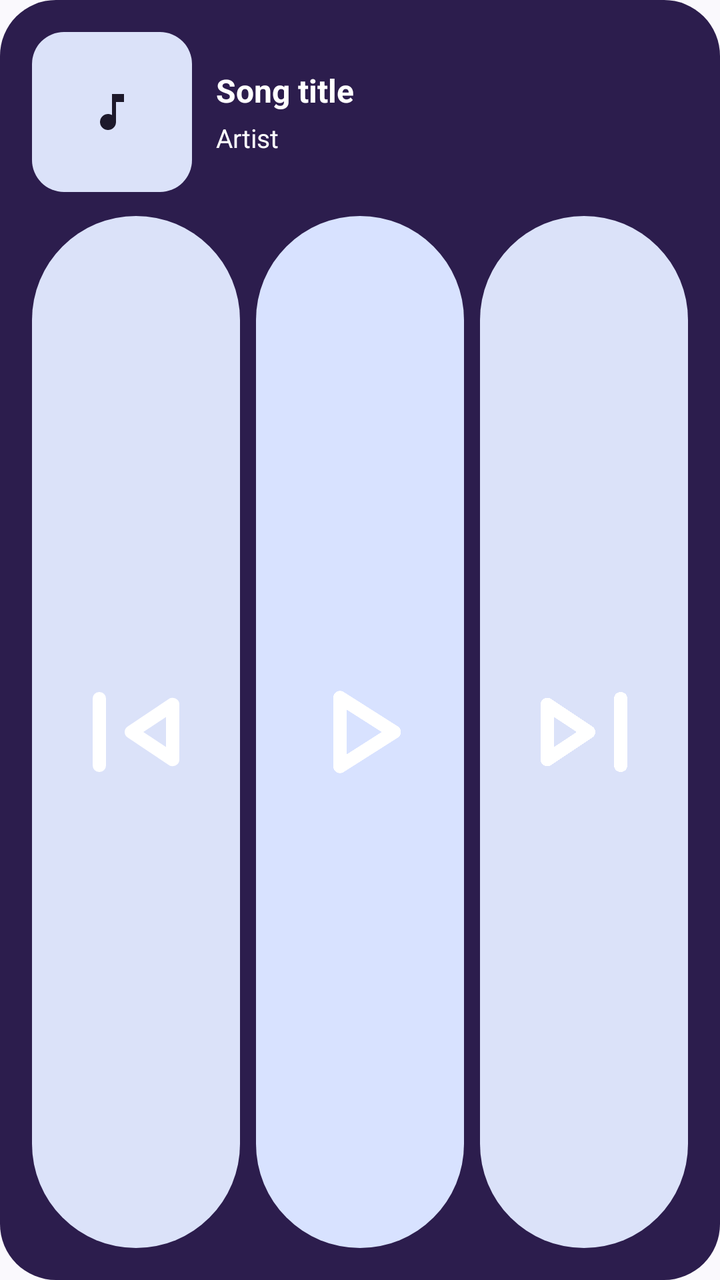
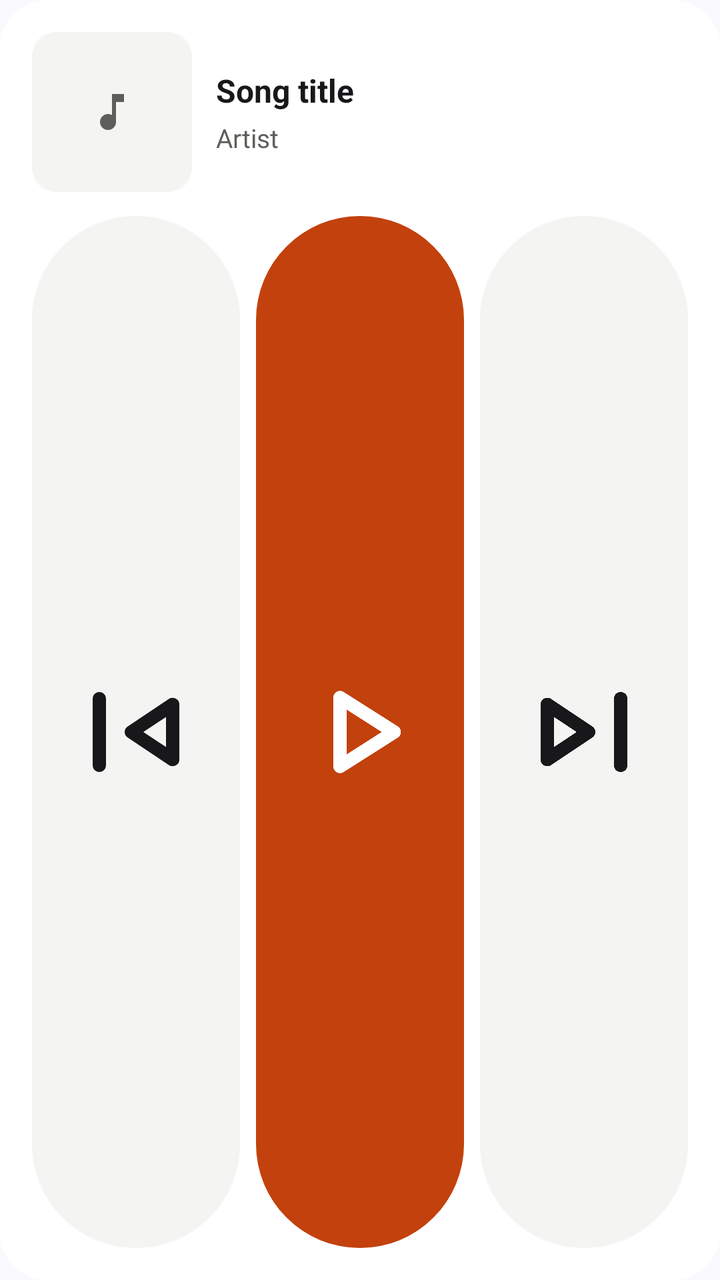

The first picture is an Android layout as it rendered before a commit; the second is the same layout after the commit. The layout source and the unified diff follow.
<!-- AndroidManifest.xml: application theme Theme.LMusic -->
<!-- res/layout/glance_widget_preview_4x2.xml -->
<?xml version="1.0" encoding="utf-8"?>
<LinearLayout xmlns:android="http://schemas.android.com/apk/res/android"
    xmlns:app="http://schemas.android.com/apk/res-auto"
    android:layout_width="250dp"
    android:layout_height="180dp"
    android:orientation="vertical"
    android:background="@drawable/widget_preview_background"
    android:gravity="center_horizontal"
    android:padding="16dp">

    
    <LinearLayout
        android:layout_width="match_parent"
        android:layout_height="wrap_content"
        android:orientation="horizontal"
        android:gravity="center_vertical">

        <ImageView
            android:id="@+id/album_art_preview"
            android:layout_width="80dp"
            android:layout_height="80dp"
            android:background="@drawable/widget_preview_album_art_background"
            android:src="@drawable/ic_music_placeholder_preview"
            android:scaleType="centerInside"
            android:padding="18dp" />

        <Space
            android:layout_width="12dp"
            android:layout_height="wrap_content"/>

        <LinearLayout
            android:layout_width="0dp"
            android:layout_height="wrap_content"
            android:layout_weight="1"
            android:orientation="vertical">

            <TextView
                android:layout_width="wrap_content"
                android:layout_height="wrap_content"
                android:text="@string/widget_preview_song_title"
                android:textColor="@color/white"
                android:textSize="16sp"
                android:textStyle="bold"
                android:maxLines="2"
                android:ellipsize="end" />

            <Space
                android:layout_width="wrap_content"
                android:layout_height="4dp"/>

            <TextView
                android:layout_width="wrap_content"
                android:layout_height="wrap_content"
                android:text="@string/widget_preview_artist"
                android:maxLines="2"
                android:ellipsize="end"
                android:textColor="@color/white"
                android:textSize="13sp" />
        </LinearLayout>
    </LinearLayout>

    <Space
        android:layout_width="wrap_content"
        android:layout_height="12dp"/>

    
    <LinearLayout
        android:layout_width="match_parent"
        android:layout_height="0dp"
        android:layout_weight="1"
        android:orientation="horizontal"
        android:gravity="center_vertical">

        <ImageView
            android:layout_width="0dp"
            android:layout_height="match_parent"
            android:layout_weight="1"
            android:background="@drawable/widget_preview_circular_button"
            android:src="@drawable/ic_skip_previous_widget_preview"
            android:padding="12dp"/>

        <Space
            android:layout_width="8dp"
            android:layout_height="wrap_content"/>

        <ImageView
            android:layout_width="0dp"
            android:layout_height="match_parent"
            android:layout_weight="1"
            android:background="@drawable/widget_preview_play_button_background"
            android:src="@drawable/ic_play_arrow_widget_preview"
            android:padding="12dp"/>

        <Space
            android:layout_width="8dp"
            android:layout_height="wrap_content"/>

        <ImageView
            android:layout_width="0dp"
            android:layout_height="match_parent"
            android:layout_weight="1"
            android:background="@drawable/widget_preview_circular_button"
            android:src="@drawable/ic_skip_next_widget_preview"
            android:padding="12dp"/>
    </LinearLayout>
</LinearLayout>
<!-- resources referenced by this layout -->
<resources>
  <color name="white">#FFFFFFFF</color>
  <!-- drawable ic_music_placeholder_preview (drawable) -->
  <vector xmlns:android="http://schemas.android.com/apk/res/android"
      android:width="24dp"
      android:height="24dp"
      android:viewportWidth="24"
      android:viewportHeight="24"
      android:tint="#FF1D192B">
    <path
        android:fillColor="@android:color/white"
        android:pathData="M12,3v10.55c-0.59,-0.34 -1.27,-0.55 -2,-0.55 -2.21,0 -4,1.79 -4,4s1.79,4 4,4 4,-1.79 4,-4V7h4V3h-6z"/>
  </vector>
  <!-- drawable ic_play_arrow_widget_preview (drawable) -->
  <vector xmlns:android="http://schemas.android.com/apk/res/android" android:height="24dp" android:viewportHeight="960" android:viewportWidth="960" android:width="24dp">
      <path android:fillColor="#FFFFFF" android:pathData="M320,687L320,273Q320,256 332,244.5Q344,233 360,233Q365,233 370.5,234.5Q376,236 381,239L707,446Q716,452 720.5,461Q725,470 725,480Q725,490 720.5,499Q716,508 707,514L381,721Q376,724 370.5,725.5Q365,727 360,727Q344,727 332,715.5Q320,704 320,687ZM400,480L400,480L400,480ZM400,614L610,480L400,346L400,614Z"/>
  </vector>
  <!-- drawable ic_skip_next_widget_preview (drawable) -->
  <vector xmlns:android="http://schemas.android.com/apk/res/android" android:height="24dp" android:viewportHeight="960" android:viewportWidth="960" android:width="24dp">
      <path android:fillColor="#FFFFFF" android:pathData="M660,680L660,280Q660,263 671.5,251.5Q683,240 700,240Q717,240 728.5,251.5Q740,263 740,280L740,680Q740,697 728.5,708.5Q717,720 700,720Q683,720 671.5,708.5Q660,697 660,680ZM220,645L220,315Q220,297 232,286Q244,275 260,275Q265,275 271,276Q277,277 282,281L530,447Q539,453 543.5,461.5Q548,470 548,480Q548,490 543.5,498.5Q539,507 530,513L282,679Q277,683 271,684Q265,685 260,685Q244,685 232,674Q220,663 220,645ZM300,480L300,480L300,480ZM300,570L436,480L300,390L300,570Z"/>
  </vector>
  <!-- drawable ic_skip_previous_widget_preview (drawable) -->
  <vector xmlns:android="http://schemas.android.com/apk/res/android" android:height="24dp" android:viewportHeight="960" android:viewportWidth="960" android:width="24dp">
      <path android:fillColor="#FFFFFF" android:pathData="M220,680L220,280Q220,263 231.5,251.5Q243,240 260,240Q277,240 288.5,251.5Q300,263 300,280L300,680Q300,697 288.5,708.5Q277,720 260,720Q243,720 231.5,708.5Q220,697 220,680ZM678,679L430,513Q421,507 416.5,498.5Q412,490 412,480Q412,470 416.5,461.5Q421,453 430,447L678,281Q683,277 689,276Q695,275 700,275Q716,275 728,286Q740,297 740,315L740,645Q740,663 728,674Q716,685 700,685Q695,685 689,684Q683,683 678,679ZM660,480L660,480L660,480ZM660,570L660,390L524,480L660,570Z"/>
  </vector>
  <!-- drawable widget_preview_album_art_background (drawable) -->
  <?xml version="1.0" encoding="utf-8"?>
  <shape xmlns:android="http://schemas.android.com/apk/res/android"
      android:shape="rectangle">
      <solid android:color="?attr/colorSecondaryContainer" />
      <corners android:radius="16dp" />
  </shape>
  <!-- drawable widget_preview_background (drawable) -->
  <?xml version="1.0" encoding="utf-8"?>
  <shape xmlns:android="http://schemas.android.com/apk/res/android"
      android:shape="rectangle">
      <solid android:color="@color/lmusic_widget_background_color" />
      <corners android:radius="28dp" />
  </shape>
  <!-- drawable widget_preview_circular_button (drawable) -->
  <?xml version="1.0" encoding="utf-8"?>
  <shape xmlns:android="http://schemas.android.com/apk/res/android"
      android:shape="rectangle">
      <solid android:color="?attr/colorSecondaryContainer" />
      <corners android:radius="60dp" />
  </shape>
  <!-- drawable widget_preview_play_button_background (drawable) -->
  <?xml version="1.0" encoding="utf-8"?>
  <shape xmlns:android="http://schemas.android.com/apk/res/android"
      android:shape="rectangle">
      <solid android:color="?attr/colorPrimaryContainer" />
      <corners android:radius="60dp" />
  </shape>
  <color name="lmusic_widget_background_color">#FF2C1D4D</color>
  <!-- unchanged entries left out for length: 3 -->
</resources>

<!-- the commit's change to res/layout/glance_widget_preview_4x2.xml (unified diff, before → after) -->
@@ -38,7 +38,7 @@
                 android:layout_width="wrap_content"
                 android:layout_height="wrap_content"
                 android:text="@string/widget_preview_song_title"
-                android:textColor="@color/white"
+                android:textColor="@color/yuyu_widget_text"
                 android:textSize="16sp"
                 android:textStyle="bold"
                 android:maxLines="2"
@@ -54,7 +54,7 @@
                 android:text="@string/widget_preview_artist"
                 android:maxLines="2"
                 android:ellipsize="end"
-                android:textColor="@color/white"
+                android:textColor="@color/yuyu_widget_text_muted"
                 android:textSize="13sp" />
         </LinearLayout>
     </LinearLayout>
<!-- resource entries referenced after the edit -->
@@ -1,58 +1,62 @@
 <!-- resources referenced by this layout -->
 <resources>
-  <color name="white">#FFFFFFFF</color>
+  <color name="yuyu_widget_text">#FF18181B</color>
+  <color name="yuyu_widget_text_muted">#FF5F5E5A</color>
   <!-- drawable ic_music_placeholder_preview (drawable) -->
   <vector xmlns:android="http://schemas.android.com/apk/res/android"
       android:width="24dp"
       android:height="24dp"
       android:viewportWidth="24"
       android:viewportHeight="24"
-      android:tint="#FF1D192B">
+      android:tint="@color/yuyu_widget_text_muted">
     <path
         android:fillColor="@android:color/white"
         android:pathData="M12,3v10.55c-0.59,-0.34 -1.27,-0.55 -2,-0.55 -2.21,0 -4,1.79 -4,4s1.79,4 4,4 4,-1.79 4,-4V7h4V3h-6z"/>
   </vector>
   <!-- drawable ic_play_arrow_widget_preview (drawable) -->
   <vector xmlns:android="http://schemas.android.com/apk/res/android" android:height="24dp" android:viewportHeight="960" android:viewportWidth="960" android:width="24dp">
-      <path android:fillColor="#FFFFFF" android:pathData="M320,687L320,273Q320,256 332,244.5Q344,233 360,233Q365,233 370.5,234.5Q376,236 381,239L707,446Q716,452 720.5,461Q725,470 725,480Q725,490 720.5,499Q716,508 707,514L381,721Q376,724 370.5,725.5Q365,727 360,727Q344,727 332,715.5Q320,704 320,687ZM400,480L400,480L400,480ZM400,614L610,480L400,346L400,614Z"/>
+      <path android:fillColor="@color/yuyu_widget_on_accent" android:pathData="M320,687L320,273Q320,256 332,244.5Q344,233 360,233Q365,233 370.5,234.5Q376,236 381,239L707,446Q716,452 720.5,461Q725,470 725,480Q725,490 720.5,499Q716,508 707,514L381,721Q376,724 370.5,725.5Q365,727 360,727Q344,727 332,715.5Q320,704 320,687ZM400,480L400,480L400,480ZM400,614L610,480L400,346L400,614Z"/>
   </vector>
   <!-- drawable ic_skip_next_widget_preview (drawable) -->
   <vector xmlns:android="http://schemas.android.com/apk/res/android" android:height="24dp" android:viewportHeight="960" android:viewportWidth="960" android:width="24dp">
-      <path android:fillColor="#FFFFFF" android:pathData="M660,680L660,280Q660,263 671.5,251.5Q683,240 700,240Q717,240 728.5,251.5Q740,263 740,280L740,680Q740,697 728.5,708.5Q717,720 700,720Q683,720 671.5,708.5Q660,697 660,680ZM220,645L220,315Q220,297 232,286Q244,275 260,275Q265,275 271,276Q277,277 282,281L530,447Q539,453 543.5,461.5Q548,470 548,480Q548,490 543.5,498.5Q539,507 530,513L282,679Q277,683 271,684Q265,685 260,685Q244,685 232,674Q220,663 220,645ZM300,480L300,480L300,480ZM300,570L436,480L300,390L300,570Z"/>
+      <path android:fillColor="@color/yuyu_widget_text" android:pathData="M660,680L660,280Q660,263 671.5,251.5Q683,240 700,240Q717,240 728.5,251.5Q740,263 740,280L740,680Q740,697 728.5,708.5Q717,720 700,720Q683,720 671.5,708.5Q660,697 660,680ZM220,645L220,315Q220,297 232,286Q244,275 260,275Q265,275 271,276Q277,277 282,281L530,447Q539,453 543.5,461.5Q548,470 548,480Q548,490 543.5,498.5Q539,507 530,513L282,679Q277,683 271,684Q265,685 260,685Q244,685 232,674Q220,663 220,645ZM300,480L300,480L300,480ZM300,570L436,480L300,390L300,570Z"/>
   </vector>
   <!-- drawable ic_skip_previous_widget_preview (drawable) -->
   <vector xmlns:android="http://schemas.android.com/apk/res/android" android:height="24dp" android:viewportHeight="960" android:viewportWidth="960" android:width="24dp">
-      <path android:fillColor="#FFFFFF" android:pathData="M220,680L220,280Q220,263 231.5,251.5Q243,240 260,240Q277,240 288.5,251.5Q300,263 300,280L300,680Q300,697 288.5,708.5Q277,720 260,720Q243,720 231.5,708.5Q220,697 220,680ZM678,679L430,513Q421,507 416.5,498.5Q412,490 412,480Q412,470 416.5,461.5Q421,453 430,447L678,281Q683,277 689,276Q695,275 700,275Q716,275 728,286Q740,297 740,315L740,645Q740,663 728,674Q716,685 700,685Q695,685 689,684Q683,683 678,679ZM660,480L660,480L660,480ZM660,570L660,390L524,480L660,570Z"/>
+      <path android:fillColor="@color/yuyu_widget_text" android:pathData="M220,680L220,280Q220,263 231.5,251.5Q243,240 260,240Q277,240 288.5,251.5Q300,263 300,280L300,680Q300,697 288.5,708.5Q277,720 260,720Q243,720 231.5,708.5Q220,697 220,680ZM678,679L430,513Q421,507 416.5,498.5Q412,490 412,480Q412,470 416.5,461.5Q421,453 430,447L678,281Q683,277 689,276Q695,275 700,275Q716,275 728,286Q740,297 740,315L740,645Q740,663 728,674Q716,685 700,685Q695,685 689,684Q683,683 678,679ZM660,480L660,480L660,480ZM660,570L660,390L524,480L660,570Z"/>
   </vector>
   <!-- drawable widget_preview_album_art_background (drawable) -->
   <?xml version="1.0" encoding="utf-8"?>
   <shape xmlns:android="http://schemas.android.com/apk/res/android"
       android:shape="rectangle">
-      <solid android:color="?attr/colorSecondaryContainer" />
-      <corners android:radius="16dp" />
+      <solid android:color="@color/yuyu_widget_muted" />
+      <corners android:radius="12dp" />
   </shape>
   <!-- drawable widget_preview_background (drawable) -->
   <?xml version="1.0" encoding="utf-8"?>
   <shape xmlns:android="http://schemas.android.com/apk/res/android"
       android:shape="rectangle">
-      <solid android:color="@color/lmusic_widget_background_color" />
-      <corners android:radius="28dp" />
+      <solid android:color="@color/yuyu_widget_canvas" />
+      <corners android:radius="24dp" />
   </shape>
   <!-- drawable widget_preview_circular_button (drawable) -->
   <?xml version="1.0" encoding="utf-8"?>
   <shape xmlns:android="http://schemas.android.com/apk/res/android"
       android:shape="rectangle">
-      <solid android:color="?attr/colorSecondaryContainer" />
-      <corners android:radius="60dp" />
+      <solid android:color="@color/yuyu_widget_muted" />
+      <corners android:radius="999dp" />
   </shape>
   <!-- drawable widget_preview_play_button_background (drawable) -->
   <?xml version="1.0" encoding="utf-8"?>
   <shape xmlns:android="http://schemas.android.com/apk/res/android"
       android:shape="rectangle">
-      <solid android:color="?attr/colorPrimaryContainer" />
-      <corners android:radius="60dp" />
+      <solid android:color="@color/yuyu_widget_accent" />
+      <corners android:radius="999dp" />
   </shape>
-  <color name="lmusic_widget_background_color">#FF2C1D4D</color>
+  <color name="yuyu_widget_on_accent">#FFFFFFFF</color>
+  <color name="yuyu_widget_muted">#FFF4F4F2</color>
+  <color name="yuyu_widget_canvas">#FFFFFFFF</color>
+  <color name="yuyu_widget_accent">#FFC2410C</color>
   <!-- unchanged entries left out for length: 3 -->
 </resources>
 
